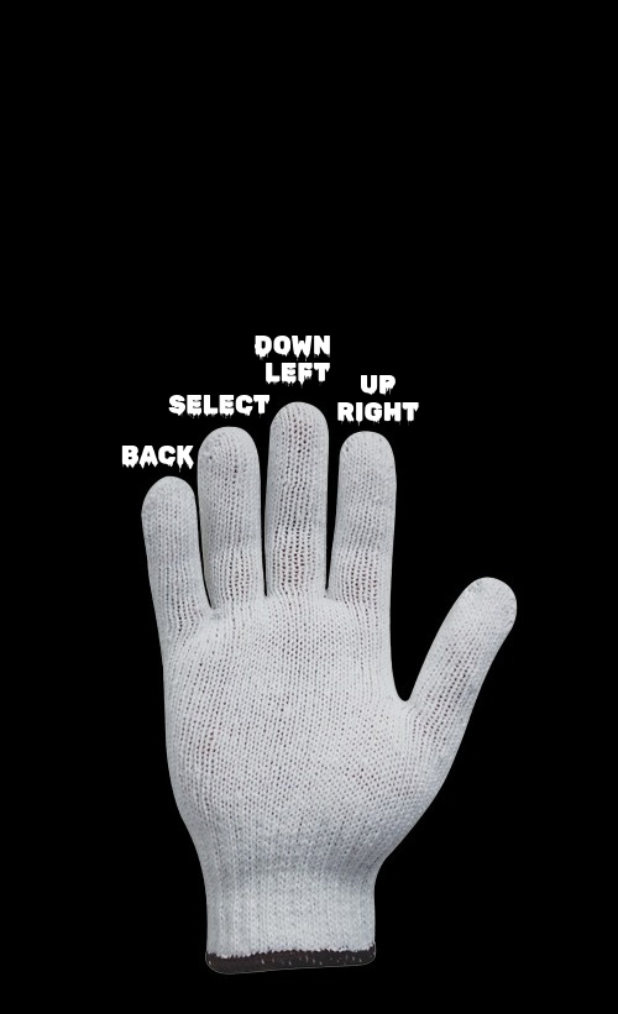
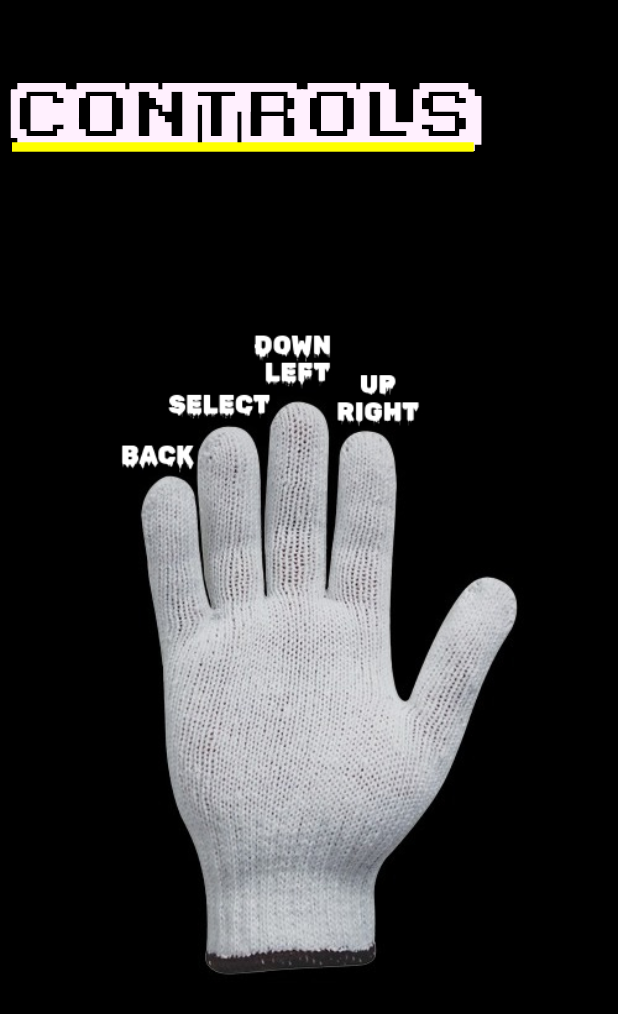
Before and after one commit to giladeldor/GloveHero, a Flutter app: the screen it shows after launch, after a tap on "Controls", on a phone screen of 412 x 824 dp. Shown: the top 1014 px of the screen. Run offline on Flutter 3.47's test engine with Material 2 defaults, Android fonts, the phone set to English and light mode, and no system bars; our stand-ins replace carousel_slider, just_audio, permission_handler; missing offline and left inert: flutter_reactive_ble.

Commit message:
Added header to controls page

```diff
--- a/glove_hero_app/lib/pages/controls_page.dart
+++ b/glove_hero_app/lib/pages/controls_page.dart
@@ -1,12 +1,14 @@
 import 'package:flutter/material.dart';
+
+import '../styles.dart';
 
 class ControlsPage extends StatelessWidget {
   const ControlsPage({super.key});
 
   @override
   Widget build(BuildContext context) {
-    return Scaffold(
-      body: Container(
+    return Stack(children: [
+      Container(
         decoration: const BoxDecoration(
           color: Colors.black,
           image: DecorationImage(
@@ -15,6 +17,16 @@ class ControlsPage extends StatelessWidget {
           ),
         ),
       ),
-    );
+      const Padding(
+        padding: EdgeInsets.symmetric(vertical: 50, horizontal: 8),
+        child: FittedBox(
+          child: Text(
+            "Controls",
+            style: titleTextStyle,
+            textAlign: TextAlign.center,
+          ),
+        ),
+      )
+    ]);
   }
 }
```
